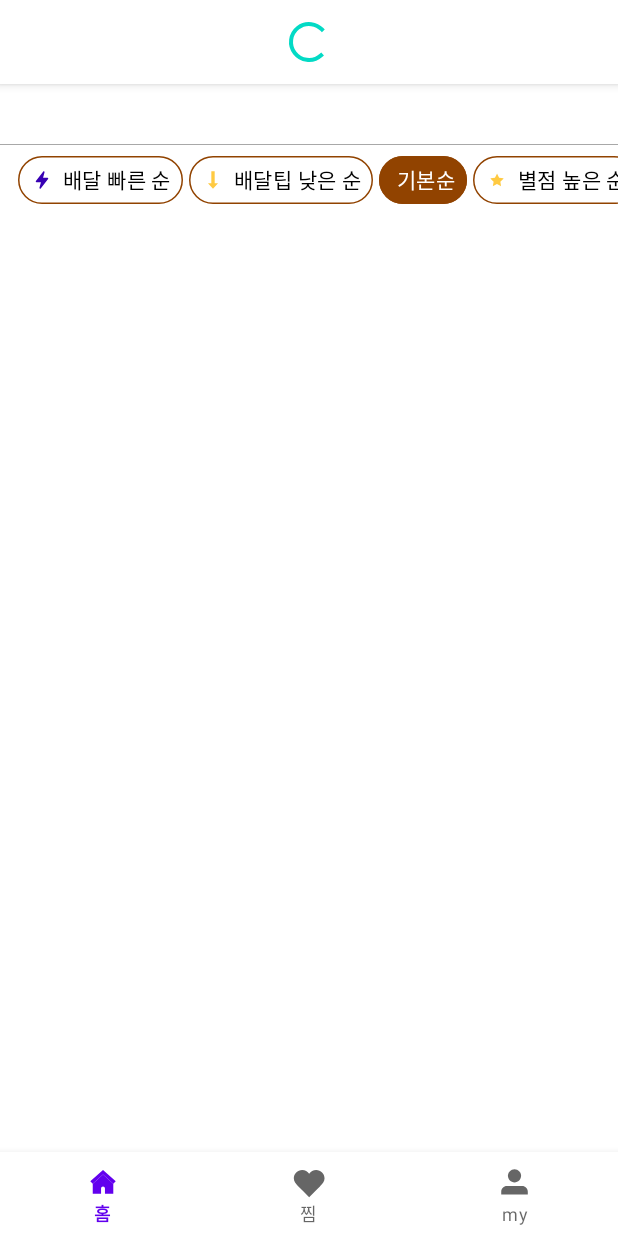
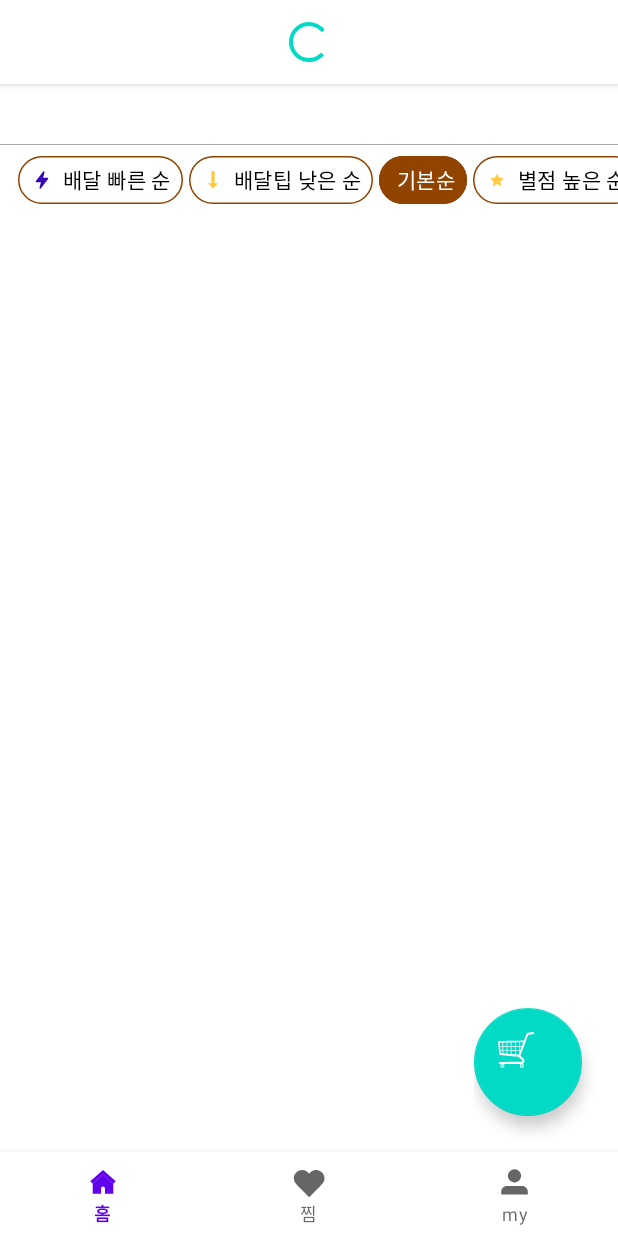
Before and after one commit to byun91/delivery, an Android app: the screen it shows after launch (MainActivity), on a phone screen of 412 x 824 dp. Run offline under Robolectric (Android 15) with nearby library versions, the phone set to English and light mode, and no system bars.

Commit message:
홈 화면 구현

```diff
--- a/app/src/main/res/layout/fragment_home.xml
+++ b/app/src/main/res/layout/fragment_home.xml
@@ -143,4 +143,40 @@
         app:layout_constraintBottom_toBottomOf="parent" />
 
 
+    <androidx.constraintlayout.widget.ConstraintLayout
+        android:id="@+id/basketButtonContainer"
+        android:layout_width="wrap_content"
+        android:layout_height="wrap_content"
+        app:layout_constraintEnd_toEndOf="parent"
+        app:layout_constraintBottom_toBottomOf="parent">
+
+        <com.google.android.material.floatingactionbutton.FloatingActionButton
+            android:id="@+id/basketButton"
+            android:layout_width="72dp"
+            android:layout_height="72dp"
+            android:src="@drawable/ic_basket"
+            app:tint="@color/white"
+            app:layout_constraintEnd_toEndOf="parent"
+            app:layout_constraintBottom_toBottomOf="parent"
+            android:layout_margin="24dp"
+            android:contentDescription="@string/basket_button" />
+
+        <TextView
+            android:id="@+id/basketCountTextView"
+            android:layout_width="wrap_content"
+            android:layout_height="wrap_content"
+            app:layout_constraintEnd_toEndOf="@id/basketButton"
+            app:layout_constraintTop_toTopOf="@id/basketButton"
+            app:layout_constraintBottom_toBottomOf="@id/basketButton"
+            app:layout_constraintStart_toStartOf="@id/basketButton"
+            app:layout_constraintVertical_bias="0.5"
+            app:layout_constraintHorizontal_bias="0.8"
+            tools:text="+1"
+            android:textSize="16sp"
+            android:textStyle="bold"
+            android:elevation="16dp"
+            android:textColor="@android:color/white"
+            android:textAppearance="?android:attr/textAppearanceMedium" />
+    </androidx.constraintlayout.widget.ConstraintLayout>
+
 </androidx.constraintlayout.widget.ConstraintLayout>
--- a/app/src/main/res/values/strings.xml
+++ b/app/src/main/res/values/strings.xml
@@ -20,6 +20,7 @@
     <string name="please_request_location_permission">위치 권한을 설정해주세요!</string>
 
     <string name="basket_count">+%d</string>
+    <string name="basket_button">basket_button</string>
 
     <string name="can_not_assigned_permission">권한을 받지 못했습니다.</string>
 
```
